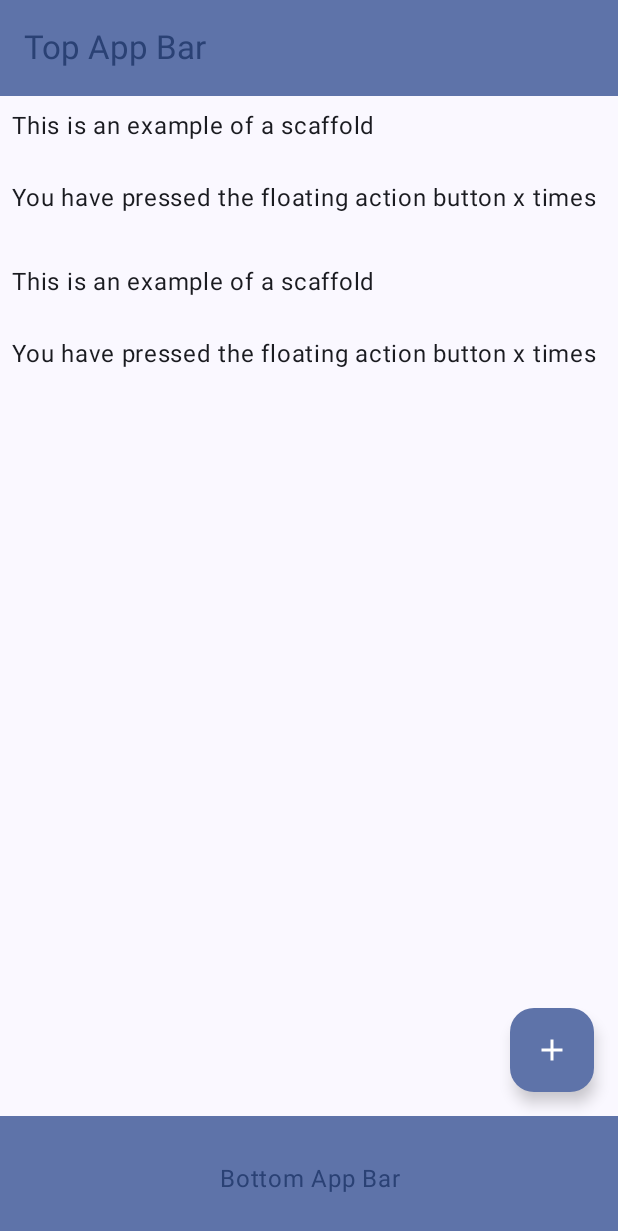
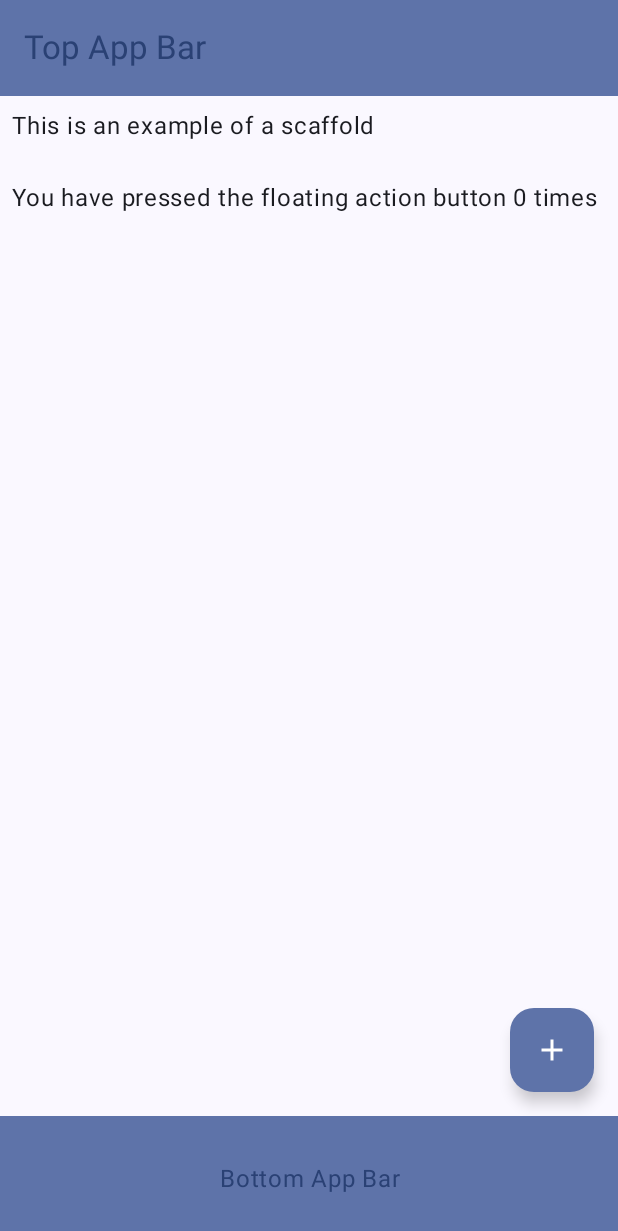
Before and after one commit to ji-circle/mobile6, an Android app built with Jetpack Compose: the screen it shows after launch (MainActivity), on a phone screen of 412 x 824 dp. Shown: the top 1231 px of the screen. Run offline under Robolectric (Android 15) with nearby library versions, the phone set to English and light mode, and no system bars.

Commit message:
add : body x 클릴때마다 숫자 증가

```diff
--- a/app/src/main/java/com/example/secondapp6/MainActivity.kt
+++ b/app/src/main/java/com/example/secondapp6/MainActivity.kt
@@ -21,6 +21,12 @@ import androidx.compose.material3.Text
 import androidx.compose.material3.TopAppBar
 import androidx.compose.material3.TopAppBarDefaults.topAppBarColors
 import androidx.compose.runtime.Composable
+import androidx.compose.runtime.getValue
+import androidx.compose.runtime.mutableIntStateOf
+import androidx.compose.runtime.mutableStateOf
+import androidx.compose.runtime.remember
+import androidx.compose.runtime.saveable.rememberSaveable
+import androidx.compose.runtime.setValue
 import androidx.compose.ui.Modifier
 import androidx.compose.ui.text.style.TextAlign
 import androidx.compose.ui.tooling.preview.Preview
@@ -28,7 +34,8 @@ import androidx.compose.ui.unit.dp
 import com.example.secondapp6.ui.theme.SecondApp6Theme
 
 class MainActivity : ComponentActivity() {
-    @OptIn(ExperimentalMaterial3Api::class)
+    //아래에서 Scaffold 이하 내용 복사해서 옮겨넣으면서 api 어쩌구를 opt in for 했음... 그래서 아래 코드 없앰
+//    @OptIn(ExperimentalMaterial3Api::class)
     override fun onCreate(savedInstanceState: Bundle?) {
         super.onCreate(savedInstanceState)
         enableEdgeToEdge()
@@ -37,6 +44,65 @@ class MainActivity : ComponentActivity() {
                 //scaffold = 틀...
                 //  modifier 부분을 지웠음
 //                Scaffold(modifier = Modifier.fillMaxSize()) { innerPadding ->
+//                Scaffold(
+//                    topBar = {
+//                        TopAppBar(
+//                            colors = topAppBarColors(
+//                                containerColor = MaterialTheme.colorScheme.primaryContainer,
+//                                titleContentColor = MaterialTheme.colorScheme.primary
+//                            ),
+//                            title = { Text("Top App Bar") }
+//                        )
+//                    },
+//                    bottomBar = {
+//                        BottomAppBar(
+//                            containerColor = MaterialTheme.colorScheme.primaryContainer,
+//                            contentColor = MaterialTheme.colorScheme.primary
+//                        ) {
+//                            Text(
+//                                modifier = Modifier.fillMaxWidth(),
+//                                textAlign = TextAlign.Center,
+//                                text = "Bottom App Bar"
+//                            )
+//                        }
+//                    },
+//                    floatingActionButton = {
+//                        FloatingActionButton(onClick = {}) {
+//                            Icon(imageVector = Icons.Default.Add, contentDescription = "Add")
+//                        }
+//                    }
+//                ) { innerPadding ->
+//                    Column(
+//                        verticalArrangement = Arrangement.spacedBy(16.dp),
+//                        modifier = Modifier.padding(innerPadding)
+//                    ) {
+//                        Text(
+//                            modifier = Modifier.padding((8.dp)),
+//                            text =
+//                                """
+//                                    This is an example of a scaffold
+//
+//                                    You have pressed the floating action button x times
+//                                """.trimIndent()
+//                        )
+//                    }
+//                }
+                //위 코드 옮긴 후 아래 코드 추가했음
+                ScaffoldExample()
+            }
+        }
+    }
+}
+
+//위의 scaffold가 상태를 가지는 함수를 가지고 있어야 위 텍스트의 x의 숫자를 바꿀 수 있음...
+// 상태를 가지는 함수를 만들기
+@OptIn(ExperimentalMaterial3Api::class)
+@Composable
+fun ScaffoldExample(){
+    //상태를 나타내는 변수 (우린 정수로 나타낼거라 int로 함)
+    var presses by rememberSaveable {mutableIntStateOf(0)}
+
+    //위에 적었던 코드의 Scaffold 이하 전체를 복사해 옮겨넣음
     Scaffold(
         topBar = {
             TopAppBar(
@@ -60,47 +126,26 @@ class MainActivity : ComponentActivity() {
             }
         },
         floatingActionButton = {
-                        FloatingActionButton(onClick = {}) {
+            //클릭할때마다 1만큼 증가
+            FloatingActionButton(onClick = {presses += 1}) {
                 Icon(imageVector = Icons.Default.Add, contentDescription = "Add")
             }
         }
     ) { innerPadding ->
-                    // 하단 지움
-//                    Greeting(
-//                        name = "Android",
-//                        modifier = Modifier.padding(innerPadding)
-//                    )
-                    //이부분에서 fab나 top, bottombar 사이의 body 부분의 것들 수정함
-                    //컬럼에서 시스템이 주는 여백을 반영해줄것임...
-                    //  그리고 이 안의 텍스트 등 내용물(컴포넌트들)의 배치, 배열과 관련된 수정은 컬럼 뒤 () 안에서 하기
         Column(
             verticalArrangement = Arrangement.spacedBy(16.dp),
             modifier = Modifier.padding(innerPadding)
         ) {
-                        //이 아래에 Text() 로 텍스트 여러 개 각각 보여줄 수 있음.  쉼표 안 해도 됨
             Text(
-                            //body 부분에 나타나는 텍스트의 패딩을 여기서 준다
                 modifier = Modifier.padding((8.dp)),
                 text =
                 """
                                     This is an example of a scaffold
 
-                                    You have pressed the floating action button x times
+                                    You have pressed the floating action button $presses times
                                 """.trimIndent()
             )
-                        Text(
-                            //body 부분에 나타나는 텍스트의 패딩을 여기서 준다
-                            modifier = Modifier.padding((8.dp)),
-                            text =
-                            """
-                                    This is an example of a scaffold
-
-                                    You have pressed the floating action button x times
-                                """.trimIndent()
-                        )
-                    }
-                }
-            }
+            //$presses를 텍스트 안에 넣어줌
         }
     }
 }
```
Lines whose indentation alone changed are shown as unchanged.
